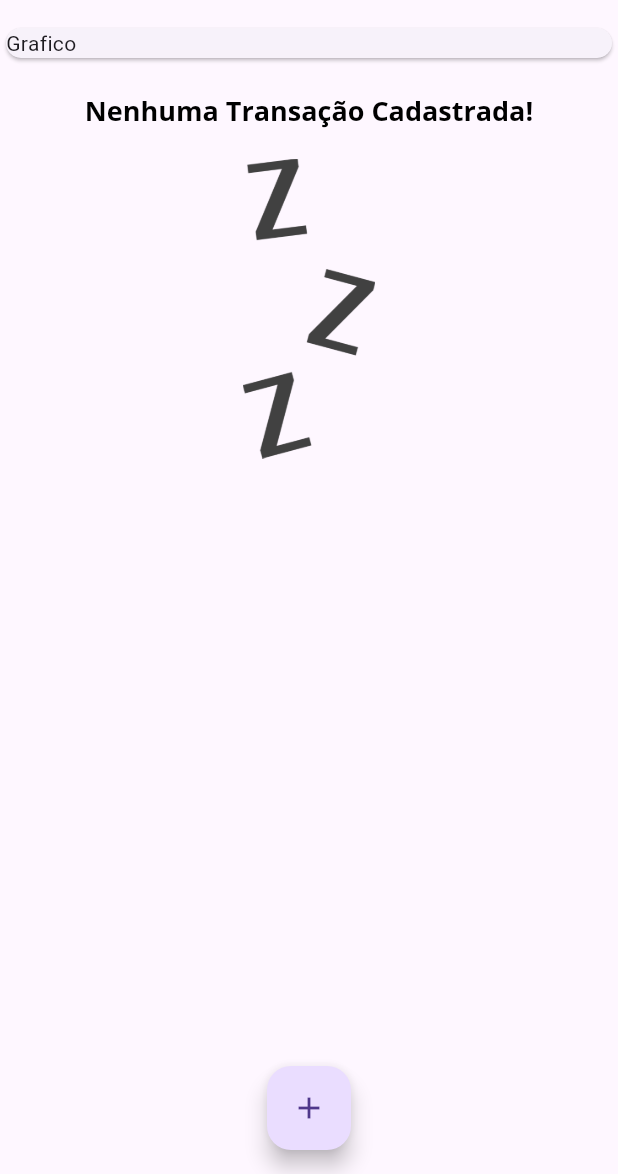
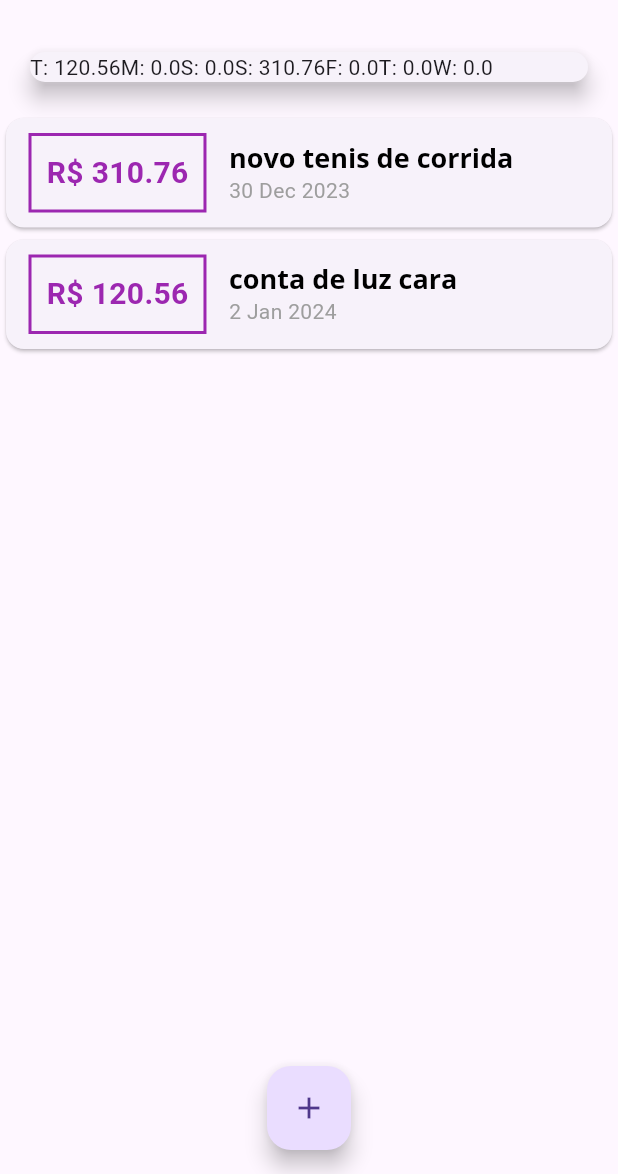
Before and after one commit to burghausen8/DespesasPessoais, a Flutter app: the screen it shows after launch, on a phone screen of 412 x 824 dp, the part 62-1236 px from its top. Run offline on Flutter 3.47's test engine with Material 3 defaults, Android fonts, the phone set to English and light mode, and no system bars.

Commit message:
feat: implement chart

```diff
--- a/lib/components/chart.dart
+++ b/lib/components/chart.dart
@@ -24,7 +24,7 @@ class Chart extends StatelessWidget {
         }
       }
 
-      return {'day': DateFormat.E().format(weekDay)[0], 'value': 9.99};
+      return {'day': DateFormat.E().format(weekDay)[0], 'value': totalSum};
     });
   }
 
@@ -34,9 +34,9 @@ class Chart extends StatelessWidget {
       elevation: 6,
       margin: EdgeInsets.all(20),
       child: Row(
-        children: [
-          Text('ola'),
-        ],
+        children: groupedTransactions.map((tr) {
+          return Text('${tr['day']}: ${tr['value']}');
+        }).toList(),
       ),
     );
   }
--- a/lib/main.dart
+++ b/lib/main.dart
@@ -1,8 +1,10 @@
+import 'package:expenses/components/chart.dart';
 import 'package:expenses/components/transaction_form.dart';
 import 'package:flutter/material.dart';
 import './components/transaction_form.dart';
 import './components/transaction_list.dart';
 import 'package:expenses/models/transaction.dart';
+import './components/chart.dart';
 import 'dart:math';
 
 void main() => runApp(ExpensesApp());
@@ -46,24 +48,30 @@ class MyHomePage extends StatefulWidget {
 
 class _MyHomePageState extends State<MyHomePage> {
   final List<Transaction> _transactions = [
-    // Transaction(
-    //     id: '1',
-    //     title: 'novo tenis de corrida',
-    //     value: 310.76,
-    //     date: DateTime.now()),
-    // Transaction(
-    //     id: '212345',
-    //     title: 'conta de luz cara',
-    //     value: 120.56,
-    //     date: DateTime.now()),
+    Transaction(
+        id: '1',
+        title: 'novo tenis de corrida',
+        value: 310.76,
+        date: DateTime.now().subtract(Duration(days: 3))),
+    Transaction(
+        id: '212345',
+        title: 'conta de luz cara',
+        value: 120.56,
+        date: DateTime.now()),
   ];
+
+  List<Transaction> get _recentTransactions {
+    return _transactions.where((element) {
+      return element.date.isAfter(DateTime.now().subtract(Duration(days: 7)));
+    }).toList();
+  }
 
   _addTransaction(String title, double value) {
     final newTransaction = Transaction(
         id: Random().nextDouble().toString(),
         title: title,
         value: value,
-        date: DateTime.now());
+        date: DateTime.now().subtract(Duration(days: 2)));
 
     setState(() {
       _transactions.add(newTransaction);
@@ -96,9 +104,7 @@ class _MyHomePageState extends State<MyHomePage> {
           child: Column(
             crossAxisAlignment: CrossAxisAlignment.stretch,
             children: [
-              Container(
-                child: Card(child: Text('Grafico')),
-              ),
+              Chart(_recentTransactions),
               TransactionList(_transactions),
             ],
           ),
```
